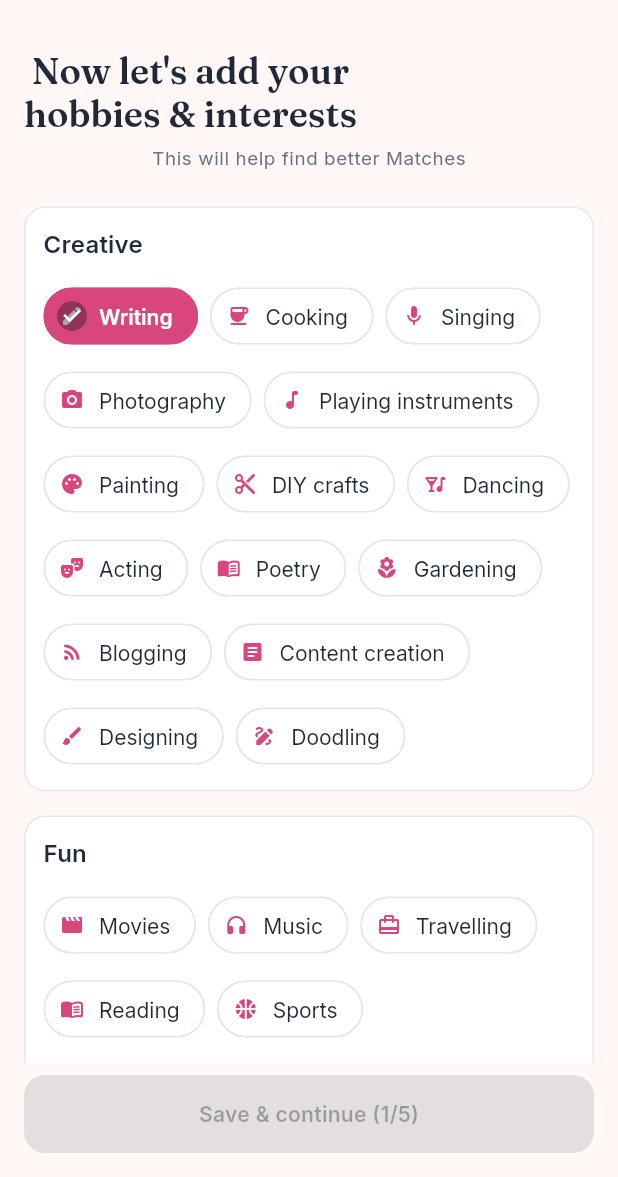
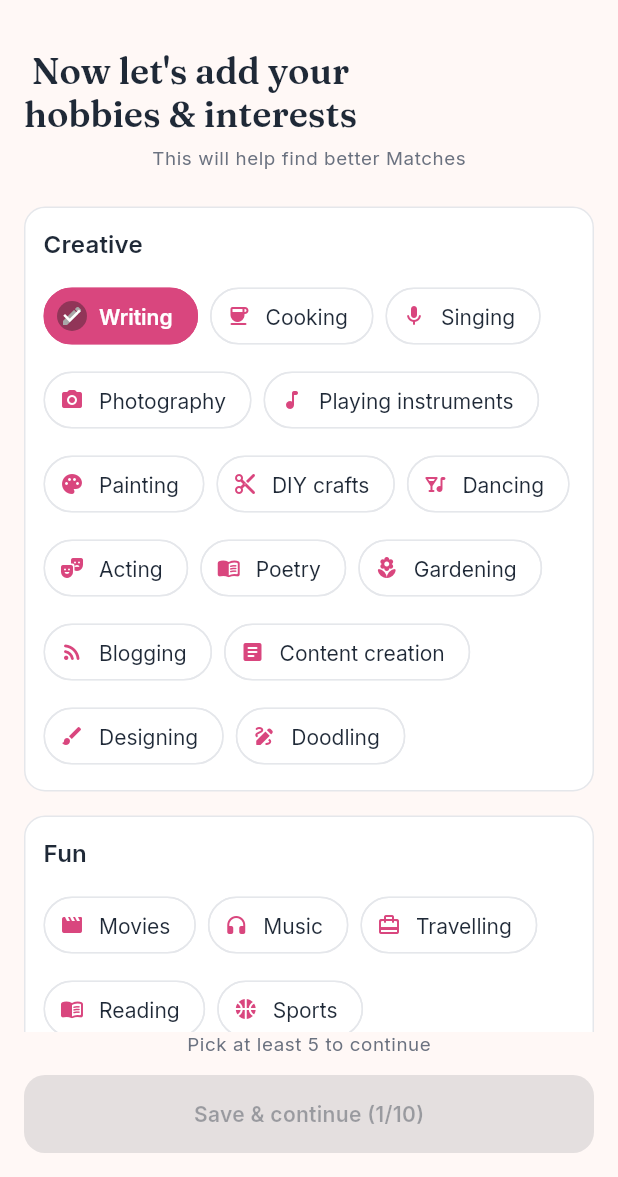
Before and after one commit to anujywork1817-hash/vivhaa, a Flutter app: the HobbiesScreen screen opened by its route, after a tap on "Writing", on a phone screen of 412 x 824 dp, the part 59-1236 px from its top. Run offline on Flutter 3.47's test engine with Material 3 defaults, Android fonts, the phone set to English and light mode, and no system bars; our stand-ins replace dio, file_picker, firebase_core, firebase_messaging, flutter_local_notifications, flutter_riverpod and 10 more; missing offline and left inert: flutter_webrtc, razorpay_flutter; accounts and stored records are empty.

Commit message:
Add "Other" to profession, and stop capping hobbies at exactly 5
work_details_screen: the profession picker had no escape hatch for anyone
whose profession wasn't one of the ~17 listed options. Added "Other",
which reveals a text field for a free-form entry — round-trips correctly
if the member leaves and comes back (a saved value not in the list is
recognized as custom and the field re-populates with it, showing "Other"
selected rather than the raw text sitting oddly as the picker's value).

hobbies_screen: _requiredCount did double duty as both "must select at
least this many to continue" and the hard cap on how many could ever be
selected — so the moment a member reached 5, every other chip stopped
responding to taps with no explanation. Split into _minRequired (5, gates
Save & continue) and _maxSelectable (10, the actual ceiling), and added a
one-line caption so the requirement is still visible once the button label
stops literally reading "/5".

Co-Authored-By: Claude Opus 5 <noreply@anthropic.com>

```diff
--- a/frontend/lib/features/onboarding/presentation/screens/hobbies_screen.dart
+++ b/frontend/lib/features/onboarding/presentation/screens/hobbies_screen.dart
@@ -8,7 +8,14 @@ import '../../../../shared/models/enums.dart';
 import '../../../../shared/widgets/buttons/primary_button.dart';
 import '../controllers/profile_creation_controller.dart';
 
-const int _requiredCount = 5;
+// _requiredCount doubled as both "must pick at least this many to
+// continue" AND the hard cap on how many could ever be picked — so once
+// someone reached 5, every other chip simply stopped responding to taps,
+// with nothing telling them why. Splitting these apart: _minRequired still
+// gates Save & continue, _maxSelectable is a separate, higher ceiling that
+// actually lets a member pick more.
+const int _minRequired = 5;
+const int _maxSelectable = 10;
 
 const Map<String, List<(IconData, String)>> _categories = {
   'Creative': [
@@ -86,7 +93,7 @@ class HobbiesScreen extends ConsumerWidget {
       final updated = {...selected};
       if (updated.contains(hobby)) {
         updated.remove(hobby);
-      } else if (updated.length < _requiredCount) {
+      } else if (updated.length < _maxSelectable) {
         updated.add(hobby);
       }
       controller.update((p) => p.copyWith(hobbies: updated.toList()));
@@ -179,12 +186,24 @@ class HobbiesScreen extends ConsumerWidget {
             ),
           ),
           Padding(
+            padding: const EdgeInsets.fromLTRB(AppSpacing.lg, 0, AppSpacing.lg, AppSpacing.xs),
+            child: Text(
+              selected.length < _minRequired
+                  ? 'Pick at least $_minRequired to continue'
+                  : 'Up to $_maxSelectable total',
+              style: context.textStyles.bodySmall?.copyWith(color: context.colors.muted),
+            ),
+          ),
+          Padding(
             padding: const EdgeInsets.fromLTRB(AppSpacing.lg, AppSpacing.sm, AppSpacing.lg, AppSpacing.lg),
             child: PrimaryButton(
+              // Tracks progress toward the actual ceiling once past the
+              // minimum, rather than freezing at "/5" and reading like a
+              // stuck counter the moment a 6th hobby gets picked.
               label: standalone
-                  ? 'Save (${selected.length}/$_requiredCount)'
-                  : 'Save & continue (${selected.length}/$_requiredCount)',
-              onPressed: selected.length == _requiredCount
+                  ? 'Save (${selected.length}/$_maxSelectable)'
+                  : 'Save & continue (${selected.length}/$_maxSelectable)',
+              onPressed: selected.length >= _minRequired
                   ? () async {
                       if (!standalone) {
                         context.push(AppRoutes.familyDetails);
```
Also changed, not shown: frontend/lib/features/onboarding/presentation/screens/work_details_screen.dart (+48 -3 lines).
